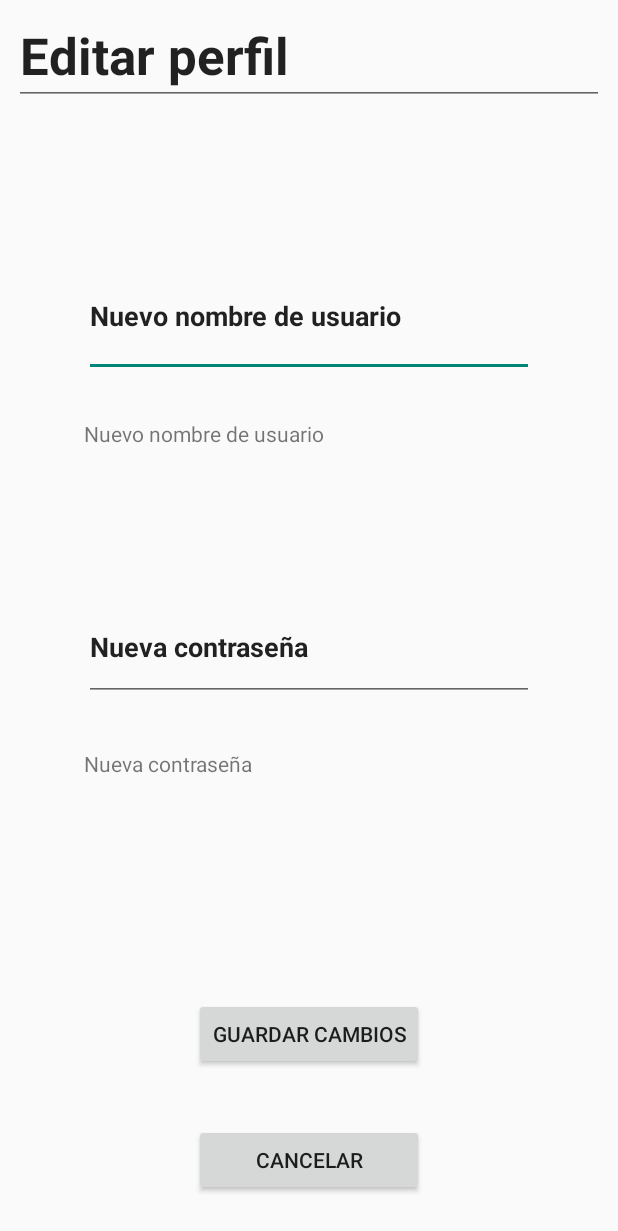
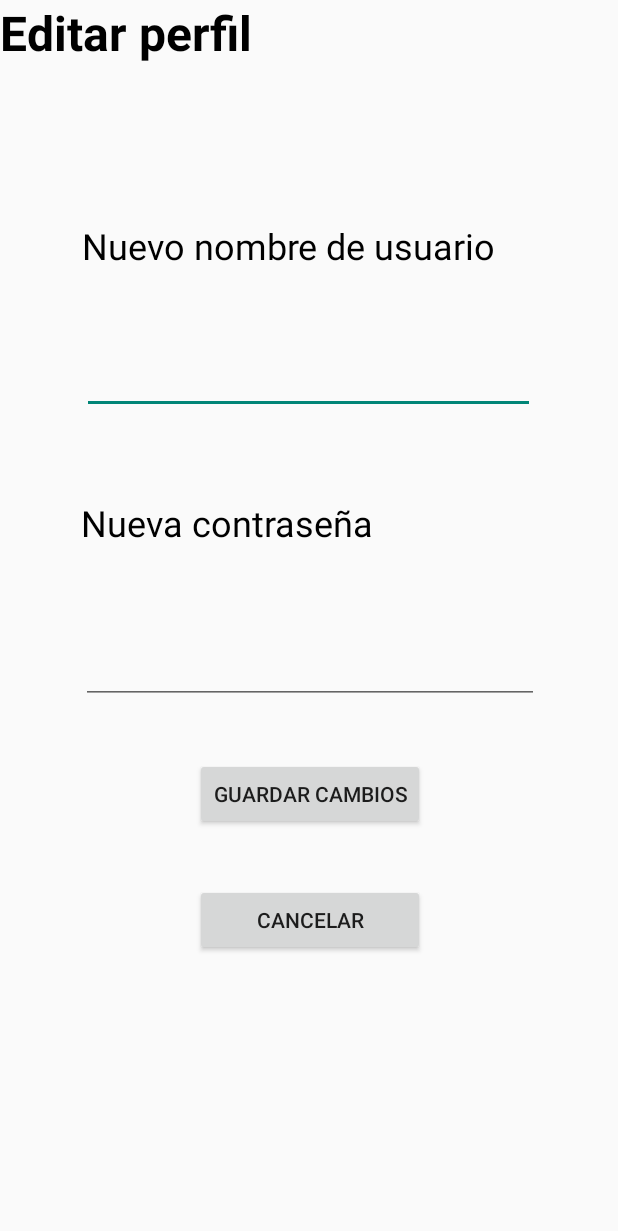
Before and after one commit to AdrianUEx/Fruticion2.0, an Android app: the EditProfileActivity screen opened directly, with no data from a screen before it, on a phone screen of 412 x 824 dp. Shown: the top 1231 px of the screen. Run offline under Robolectric (Android 15) with nearby library versions, the phone set to English and light mode, and no system bars; our stand-ins replace Room's generated code.

Commit message:
Modificado activity_edit_profile.xml para que tenga los campos correctos. Introducidas las operaciones de Room para actualizar el registro de usuarios. Introducido un nuevo metodo en el UserDao para obtener un usuario por su id. Eliminado Executors.kt ya que BACKGROUND no se usaba gracias a las corrutinas. Añadida una variable companion object que contenga el id del usuario actual para Room. Añadido override del onStart() en ProfileFragment para que se actualicen los campos al volver de EditProfileActivity. Modificado strings.xml porque habia strings nuevos

```diff
--- a/app/src/main/java/com/example/fruticion/database/UserDao.kt
+++ b/app/src/main/java/com/example/fruticion/database/UserDao.kt
@@ -10,9 +10,13 @@ import com.example.fruticion.model.User
 
 @Dao
 interface UserDao {
-        //Devuelve el usuario al completo con todos sus datos
+        //Devuelve el usuario al completo con todos sus datos recuperandolo por su nombre de usuario
         @Query("SELECT * FROM user WHERE username LIKE :first LIMIT 1")//Esta query tiene LIMIT para asegurar que es eficiente si o si aunque la consulta este equivocada
         suspend fun findUserByName(first: String): User
+
+        //Devuelve el usuario al completo con todos sus datos recuperandolo por su id
+        @Query("SELECT * FROM user WHERE userId LIKE :userId LIMIT 1")
+        suspend fun getUserById(userId: Long?): User
 
         //Devuelve el id del usuario si la insercion ocurrió correctamente
         @Insert
@@ -22,7 +26,7 @@ interface UserDao {
         @Delete
         suspend fun deleteUser(user: User)
 
-        //Actualiza el usuario de la BD. Room se encarga de encontrar el usuario y actualizar sus campos. Devuelve el id del usuario actualizado si tuvo exito.
+        //Actualiza el usuario de la BD. Room se encarga de encontrar el usuario y actualizar sus campos usando la clave primario. Puede devolver un int con el numero de filas actualizadas
         @Update
         suspend fun updateUser(user: User)
 }
--- a/app/src/main/res/layout-land/activity_edit_profile.xml
+++ b/app/src/main/res/layout-land/activity_edit_profile.xml
@@ -20,17 +20,17 @@
             android:orientation="vertical" >
 
             <TextView
-                android:id="@+id/textView2"
+                android:id="@+id/editPassword"
                 android:layout_width="300dp"
                 android:layout_height="80dp"
                 android:layout_marginTop="24dp"
                 android:text="@string/value_edit_password"
-                app:layout_constraintBottom_toBottomOf="@+id/textView"
-                app:layout_constraintStart_toStartOf="@+id/editTextText4"
-                app:layout_constraintTop_toBottomOf="@+id/editTextText4" />
+                app:layout_constraintBottom_toBottomOf="@+id/editNameTextView"
+                app:layout_constraintStart_toStartOf="@+id/editPasswordTitle"
+                app:layout_constraintTop_toBottomOf="@+id/editPasswordTitle" />
 
             <EditText
-                android:id="@+id/editTextText3"
+                android:id="@+id/editNameTitle"
                 android:layout_width="300dp"
                 android:layout_height="80dp"
                 android:layout_marginTop="44dp"
@@ -44,16 +44,16 @@
                 app:layout_constraintTop_toBottomOf="@+id/title_edit_profile" />
 
             <TextView
-                android:id="@+id/textView"
+                android:id="@+id/editNameTextView"
                 android:layout_width="300dp"
                 android:layout_height="80dp"
                 android:layout_marginTop="24dp"
                 android:text="@string/value_edit_username"
-                app:layout_constraintStart_toStartOf="@+id/editTextText3"
-                app:layout_constraintTop_toBottomOf="@+id/editTextText3" />
+                app:layout_constraintStart_toStartOf="@+id/editNameTitle"
+                app:layout_constraintTop_toBottomOf="@+id/editNameTitle" />
 
             <EditText
-                android:id="@+id/editTextText4"
+                android:id="@+id/editPasswordTitle"
                 android:layout_width="300dp"
                 android:layout_height="80dp"
                 android:layout_marginStart="52dp"
@@ -63,8 +63,8 @@
                 android:textStyle="bold"
                 app:layout_constraintEnd_toEndOf="parent"
                 app:layout_constraintHorizontal_bias="0.0"
-                app:layout_constraintStart_toEndOf="@+id/editTextText3"
-                app:layout_constraintTop_toTopOf="@+id/editTextText3" />
+                app:layout_constraintStart_toEndOf="@+id/editNameTitle"
+                app:layout_constraintTop_toTopOf="@+id/editNameTitle" />
 
             <Button
                 android:id="@+id/button_save_changes"
@@ -72,10 +72,10 @@
                 android:layout_height="wrap_content"
                 android:layout_marginTop="32dp"
                 android:text="@string/save_edit_button"
-                app:layout_constraintEnd_toEndOf="@+id/textView"
+                app:layout_constraintEnd_toEndOf="@+id/editNameTextView"
                 app:layout_constraintHorizontal_bias="0.85"
-                app:layout_constraintStart_toStartOf="@+id/textView"
-                app:layout_constraintTop_toBottomOf="@+id/textView" />
+                app:layout_constraintStart_toStartOf="@+id/editNameTextView"
+                app:layout_constraintTop_toBottomOf="@+id/editNameTextView" />
 
             <Button
                 android:id="@+id/button_save_changes2"
@@ -83,10 +83,10 @@
                 android:layout_height="wrap_content"
                 android:layout_marginTop="32dp"
                 android:text="@string/cancel_edit_button"
-                app:layout_constraintEnd_toEndOf="@+id/textView2"
+                app:layout_constraintEnd_toEndOf="@+id/editPassword"
                 app:layout_constraintHorizontal_bias="0.15"
-                app:layout_constraintStart_toStartOf="@+id/textView2"
-                app:layout_constraintTop_toBottomOf="@+id/textView2" />
+                app:layout_constraintStart_toStartOf="@+id/editPassword"
+                app:layout_constraintTop_toBottomOf="@+id/editPassword" />
 
             <EditText
                 android:id="@+id/title_edit_profile"
--- a/app/src/main/res/layout-land/fragment_profile.xml
+++ b/app/src/main/res/layout-land/fragment_profile.xml
@@ -107,7 +107,7 @@
                 app:layout_constraintTop_toBottomOf="@+id/text_profile_password" />
 
             <Button
-                android:id="@+id/edit_profile_button2"
+                android:id="@+id/logout_button"
                 android:layout_width="129dp"
                 android:layout_height="62dp"
                 android:layout_marginTop="24dp"
--- a/app/src/main/res/layout/activity_edit_profile.xml
+++ b/app/src/main/res/layout/activity_edit_profile.xml
@@ -7,57 +7,82 @@
     tools:context=".activity.EditProfileActivity">
 
     <TextView
-        android:id="@+id/textView"
-        android:layout_width="300dp"
-        android:layout_height="80dp"
-        android:layout_marginTop="28dp"
-        android:text="@string/value_edit_username"
-        app:layout_constraintStart_toStartOf="@+id/editTextText3"
-        app:layout_constraintTop_toBottomOf="@+id/editTextText3" />
+        android:id="@+id/editarPerfilTextView"
+        android:layout_width="0dp"
+        android:layout_height="63dp"
+        android:contentDescription="Titulo de la pantalla Editar perfil"
+        android:lineSpacingExtra="8sp"
+        android:text="Editar perfil"
+        android:textAppearance="@style/TextAppearance.AppCompat.Large"
+        android:textColor="@color/black"
+        android:textSize="32sp"
+        android:textStyle="bold"
+        app:layout_constraintEnd_toEndOf="parent"
+        app:layout_constraintHorizontal_bias="0.0"
+        app:layout_constraintStart_toStartOf="parent"
+        app:layout_constraintTop_toTopOf="parent" />
 
     <TextView
-        android:id="@+id/textView2"
-        android:layout_width="300dp"
-        android:layout_height="66dp"
-        android:layout_marginTop="32dp"
-        android:text="@string/value_edit_password"
-        app:layout_constraintStart_toStartOf="@+id/editTextText4"
-        app:layout_constraintTop_toBottomOf="@+id/editTextText4" />
+        android:id="@+id/editNameTextView"
+        android:layout_width="303dp"
+        android:layout_height="49dp"
+        android:layout_marginTop="84dp"
+        android:text="@string/value_edit_username"
+        android:textColor="@color/black"
+        android:textSize="24sp"
+        app:layout_constraintEnd_toEndOf="parent"
+        app:layout_constraintStart_toStartOf="parent"
+        app:layout_constraintTop_toBottomOf="@+id/editarPerfilTextView" />
 
     <EditText
-        android:id="@+id/editTextText3"
-        android:layout_width="300dp"
-        android:layout_height="81dp"
-        android:layout_marginTop="100dp"
+        android:id="@+id/newUsernameEditText"
+        android:layout_width="302dp"
+        android:layout_height="63dp"
+        android:layout_marginTop="16dp"
+        android:contentDescription="Barra para insertar el nuevo nombre de usuario"
         android:ems="10"
         android:inputType="text"
-        android:text="@string/text_edit_username"
-        android:textStyle="bold"
+        app:layout_constraintEnd_toEndOf="@+id/editNameTextView"
+        app:layout_constraintHorizontal_bias="0.0"
+        app:layout_constraintStart_toStartOf="@+id/editNameTextView"
+        app:layout_constraintTop_toBottomOf="@+id/editNameTextView" />
+
+    <TextView
+        android:id="@+id/newPasswordTextView"
+        android:layout_width="310dp"
+        android:layout_height="58dp"
+        android:layout_marginTop="56dp"
+        android:text="Nueva contraseña"
+        android:textColor="@color/black"
+        android:textSize="24sp"
         app:layout_constraintEnd_toEndOf="parent"
+        app:layout_constraintHorizontal_bias="0.532"
         app:layout_constraintStart_toStartOf="parent"
-        app:layout_constraintTop_toBottomOf="@+id/title_edit_profile" />
+        app:layout_constraintTop_toBottomOf="@+id/newUsernameEditText" />
 
     <EditText
-        android:id="@+id/editTextText4"
-        android:layout_width="300dp"
-        android:layout_height="72dp"
-        android:layout_marginTop="36dp"
+        android:id="@+id/newPasswordEditText"
+        android:layout_width="305dp"
+        android:layout_height="63dp"
+        android:layout_marginTop="16dp"
+        android:contentDescription="Campo para introducir la nueva contraseña"
         android:ems="10"
-        android:inputType="text"
-        android:text="@string/text_edit_password"
-        android:textStyle="bold"
-        app:layout_constraintStart_toStartOf="@+id/textView"
-        app:layout_constraintTop_toBottomOf="@+id/textView" />
+        android:inputType="textPassword"
+        app:layout_constraintEnd_toEndOf="@+id/newPasswordTextView"
+        app:layout_constraintHorizontal_bias="0.0"
+        app:layout_constraintStart_toStartOf="@+id/newPasswordTextView"
+        app:layout_constraintTop_toBottomOf="@+id/newPasswordTextView" />
 
     <Button
         android:id="@+id/button_save_changes"
         android:layout_width="wrap_content"
         android:layout_height="wrap_content"
-        android:layout_marginTop="100dp"
+        android:layout_marginTop="36dp"
         android:text="@string/save_edit_button"
         app:layout_constraintEnd_toEndOf="parent"
+        app:layout_constraintHorizontal_bias="0.503"
         app:layout_constraintStart_toStartOf="parent"
-        app:layout_constraintTop_toBottomOf="@+id/textView2" />
+        app:layout_constraintTop_toBottomOf="@+id/newPasswordEditText" />
 
     <Button
         android:id="@+id/button_cancel_changes"
@@ -70,17 +95,4 @@
         app:layout_constraintStart_toStartOf="@+id/button_save_changes"
         app:layout_constraintTop_toBottomOf="@+id/button_save_changes" />
 
-    <EditText
-        android:id="@+id/title_edit_profile"
-        android:layout_width="wrap_content"
-        android:layout_height="wrap_content"
-        android:layout_marginTop="4dp"
-        android:ems="10"
-        android:inputType="text"
-        android:text="Editar perfil"
-        android:textSize="34sp"
-        android:textStyle="bold"
-        app:layout_constraintEnd_toEndOf="parent"
-        app:layout_constraintStart_toStartOf="parent"
-        app:layout_constraintTop_toTopOf="parent" />
 </androidx.constraintlayout.widget.ConstraintLayout>
--- a/app/src/main/res/layout/fragment_profile.xml
+++ b/app/src/main/res/layout/fragment_profile.xml
@@ -94,7 +94,7 @@
         app:layout_constraintTop_toBottomOf="@+id/text_profile_password" />
 
     <Button
-        android:id="@+id/edit_profile_button2"
+        android:id="@+id/logout_button"
         android:layout_width="129dp"
         android:layout_height="62dp"
         android:layout_marginTop="24dp"
```
Also changed, not shown: app/src/main/java/com/example/fruticion/activity/EditProfileActivity.kt (+23 -1 lines), app/src/main/java/com/example/fruticion/activity/LoginActivity.kt (+16 -5 lines), app/src/main/java/com/example/fruticion/fragments/ProfileFragment.kt (+33 -36 lines), app/src/main/java/com/example/fruticion/util/Executors.kt (deleted, +0 -7 lines), app/src/main/res/values/strings.xml (+6 -7 lines), 1 other file.
